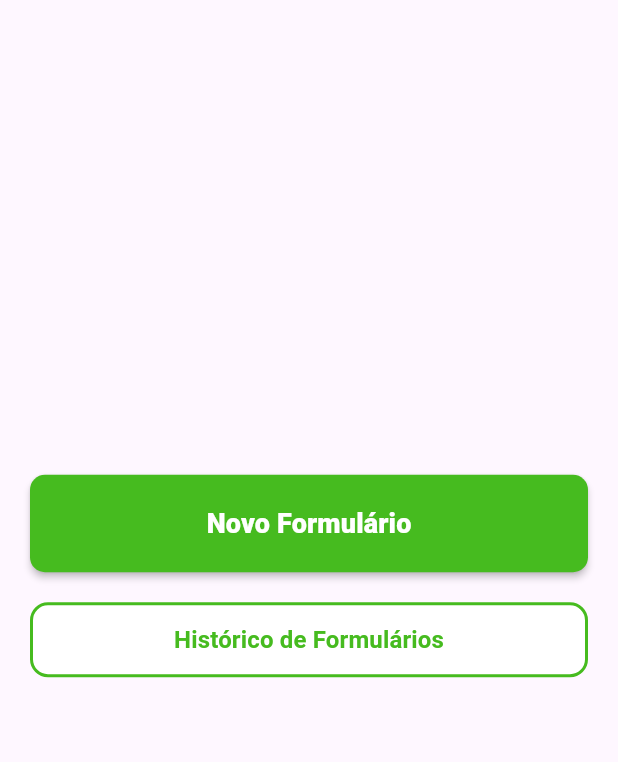
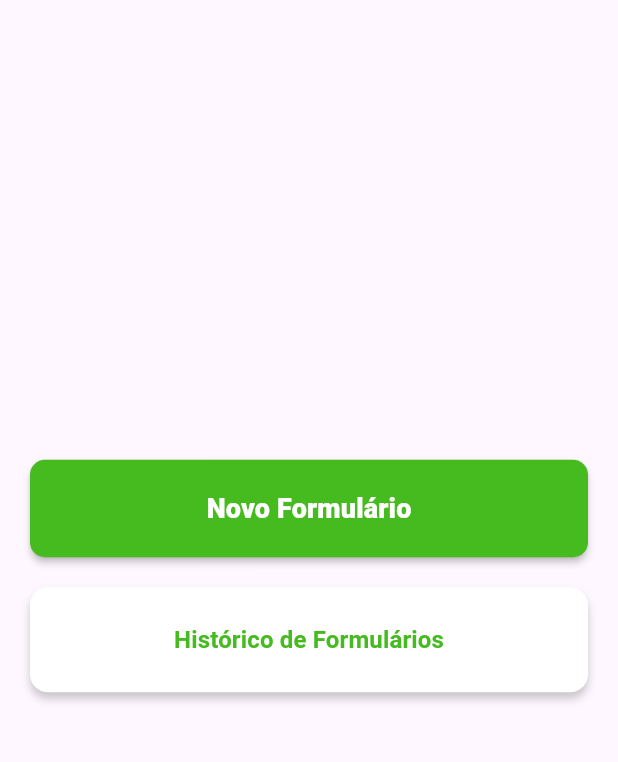
Before and after one commit to cristianvitor01/pdm_projeto_pesquisa, a Flutter app: the NovoFormularioPage screen opened by its route, after a tap on "Salvar Formulário", on a phone screen of 412 x 824 dp, the part 84-846 px from its top. Run offline on Flutter 3.47's test engine with Material 3 defaults, Android fonts, the phone set to English and light mode, and no system bars; our stand-ins replace file_picker, geolocator, get, hive, hive_flutter; accounts and stored records are empty.

Commit message:
Algumas mudanças visuais

```diff
--- a/lib/routers/pages.dart
+++ b/lib/routers/pages.dart
@@ -25,7 +25,7 @@ class AppPages {
     GetPage(name: Routes.CREATE_META, page: () => CadastrarMetas()),
     GetPage(name: Routes.WEEK_META, page: () => MetasSemanais()),
     GetPage(name: Routes.FORMULARIO_COLETA, page: () => const FormularioDeColeta()),
-    GetPage(name: Routes.NOVO_FORMULARIO, page: () => const NovoFormularioPage()),
+    GetPage(name: Routes.NOVO_FORMULARIO, page: () => NovoFormularioPage()),
     GetPage(name: Routes.HISTORICO_FORMULARIOS, page: () => const HistoricoFormulariosPage()),
     GetPage(name: Routes.CHECK_IN, page: () => const CheckIn()),
     GetPage(name: Routes.CREATE_CHECK_IN, page: () => CreateCheckIn()),
--- a/lib/screens/formulario_de_coleta.dart
+++ b/lib/screens/formulario_de_coleta.dart
@@ -3,6 +3,7 @@ import 'package:get/get.dart';
 import 'package:pdm_projeto_pesquisa/utils/app_colors.dart';
 import 'package:pdm_projeto_pesquisa/widgets/app_drawer.dart';
 import 'package:pdm_projeto_pesquisa/widgets/elevatedbuttom.dart';
+import 'package:pdm_projeto_pesquisa/widgets/elevated_white_button.dart';
 import 'package:pdm_projeto_pesquisa/routers/pages.dart';
 
 class FormularioDeColeta extends StatelessWidget {
@@ -18,16 +19,13 @@ class FormularioDeColeta extends StatelessWidget {
         ),
         backgroundColor: AppColors.green,
       ),
-
       drawer: const AppDrawer(),
-
       body: Center(
         child: Padding(
           padding: const EdgeInsets.symmetric(horizontal: 20.0),
           child: Column(
             mainAxisAlignment: MainAxisAlignment.center,
             children: [
-
               CustomElevatedButton(
                 text: 'Novo Formulário',
                 onPressed: () {
@@ -37,29 +35,12 @@ class FormularioDeColeta extends StatelessWidget {
 
               const SizedBox(height: 20),
 
-              Container(
-                width: double.infinity,
-                height: 50,
-                decoration: BoxDecoration(
-                  color: AppColors.white,
-                  borderRadius: BorderRadius.circular(12),
-                  border: Border.all(color: AppColors.green, width: 2),
-                ),
-                child: TextButton(
-                  onPressed: () {
-                    Get.toNamed(Routes.HISTORICO_FORMULARIOS);
-                  },
-                  child: const Text(
-                    'Histórico de Formulários',
-                    style: TextStyle(
-                      color: AppColors.green,
-                      fontSize: 16,
-                      fontWeight: FontWeight.bold,
-                    ),
-                  ),
-                ),
+              CustomWhiteButton(
+                text: 'Histórico de Formulários',
+                onPressed: () {
+                  Get.toNamed(Routes.HISTORICO_FORMULARIOS);
+                },
               ),
-
             ],
           ),
         ),
--- a/lib/screens/novo_formulario.dart
+++ b/lib/screens/novo_formulario.dart
@@ -3,11 +3,17 @@ import 'package:get/get.dart';
 import 'package:pdm_projeto_pesquisa/utils/app_colors.dart';
 import 'package:pdm_projeto_pesquisa/widgets/app_drawer.dart';
 import 'package:pdm_projeto_pesquisa/widgets/elevatedbuttom.dart';
-import 'package:pdm_projeto_pesquisa/widgets/textfieldcustom.dart';
 import 'package:pdm_projeto_pesquisa/routers/pages.dart';
 
 class NovoFormularioPage extends StatelessWidget {
-  const NovoFormularioPage({super.key});
+  NovoFormularioPage({super.key});
+
+  // Controllers
+  final equipeController = TextEditingController();
+  final dataController = TextEditingController();
+  final localizacaoController = TextEditingController();
+  final referenciaController = TextEditingController();
+  final observacoesController = TextEditingController();
 
   @override
   Widget build(BuildContext context) {
@@ -20,90 +26,71 @@ class NovoFormularioPage extends StatelessWidget {
         backgroundColor: AppColors.green,
       ),
       drawer: const AppDrawer(),
+      body: SingleChildScrollView(
+        padding: const EdgeInsets.symmetric(horizontal: 20),
+        child: Column(
+          children: [
+            const SizedBox(height: 30),
 
-      body: SingleChildScrollView(
-        child: Padding(
-          padding: const EdgeInsets.symmetric(horizontal: 20, vertical: 20),
-          child: Column(
-            crossAxisAlignment: CrossAxisAlignment.start,
-            children: [
-
-              const SizedBox(height: 10),
-
-              // Equipe
-              CustomTextField(
-                hintText: "Equipe:",
-                keyboardType: TextInputType.text,
-                isLoginStyle: true,
+            TextField(
+              controller: equipeController,
+              decoration: const InputDecoration(
+                labelText: 'Equipe',
+              ),
             ),
             const SizedBox(height: 20),
 
-              // Data de coleta
-              CustomTextField(
-                hintText: "Data de Coleta:",
+            TextField(
+              controller: dataController,
               keyboardType: TextInputType.datetime,
-                isLoginStyle: true,
+              decoration: const InputDecoration(
+                labelText: 'Data de Coleta',
+              ),
             ),
             const SizedBox(height: 20),
 
-              // Localização
-              CustomTextField(
-                hintText: "Localização:",
-                keyboardType: TextInputType.text,
-                isLoginStyle: true,
+            TextField(
+              controller: localizacaoController,
+              decoration: const InputDecoration(
+                labelText: 'Localização',
+              ),
             ),
             const SizedBox(height: 20),
 
-              // Ponto de Referência
-              CustomTextField(
-                hintText: "Ponto de Referência:",
-                keyboardType: TextInputType.text,
-                isLoginStyle: true,
+            TextField(
+              controller: referenciaController,
+              decoration: const InputDecoration(
+                labelText: 'Ponto de Referência',
+              ),
             ),
             const SizedBox(height: 20),
 
-              // Observações
-              CustomTextField(
-                hintText: "Observações Pontuais:",
-                keyboardType: TextInputType.text,
-                isLoginStyle: true,
+            TextField(
+              controller: observacoesController,
+              decoration: const InputDecoration(
+                labelText: 'Observações Pontuais',
+              ),
             ),
             const SizedBox(height: 20),
 
-              // Adicionar imagem
-              Container(
-                width: double.infinity,
-                height: 50,
-                decoration: BoxDecoration(
-                  color: AppColors.white,
-                  borderRadius: BorderRadius.circular(12),
-                  border: Border.all(color: AppColors.gray, width: 1.5),
+            TextField(
+              readOnly: true,
+              decoration: const InputDecoration(
+                labelText: 'Adicionar imagem',
+                suffixIcon: Icon(Icons.image),
               ),
-                child: TextButton(
-                  onPressed: () {
-                    debugPrint("Adicionar imagem pressionado");
+              onTap: () {
+                debugPrint('Adicionar imagem pressionado');
               },
-                  child: const Align(
-                    alignment: Alignment.centerLeft,
-                    child: Text(
-                      "Adicionar imagem:",
-                      style: TextStyle(
-                        color: AppColors.gray,
-                        fontSize: 16,
-                      ),
-                    ),
-                  ),
-                ),
             ),
             const SizedBox(height: 30),
 
-              // Botão salvar
             CustomElevatedButton(
-                text: "Salvar Formulário",
+              text: 'Salvar Formulário',
               onPressed: () {
-                  // Voltar para a tela de Formulários
+                // Aqui futuramente pode salvar os dados
                 Get.offAllNamed(Routes.FORMULARIO_COLETA);
-                  debugPrint("Formulário salvo e voltando à tela principal");
+                debugPrint('Formulário salvo');
               },
             ),
 
@@ -111,7 +98,6 @@ class NovoFormularioPage extends StatelessWidget {
           ],
         ),
       ),
-      ),
     );
   }
 }
```
Also changed, not shown: lib/screens/finalizar_meta.dart (+58 -31 lines). Lines whose indentation alone changed are shown as unchanged.
